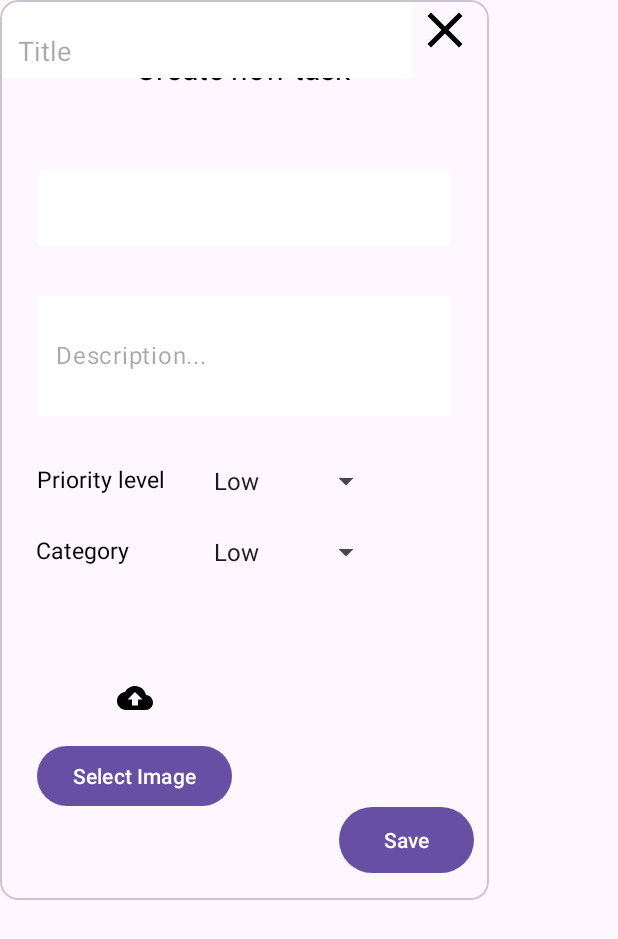
After one commit to Zen-99/Task-Manager, an Android app: the fragment AddTaskPopFragment shown on its own in the app's theme, on a phone screen of 412 x 824 dp. The commit adds this screen. Shown: the top 939 px of the screen. Run offline under Robolectric (Android 15) with nearby library versions, the phone set to English and light mode, and no system bars; our stand-ins replace Firebase (no records; nobody signed in at launch, a user with empty details on screens opened directly); 1 statement that could not run was skipped.

Commit message:
image upload part coded

```diff
--- /dev/null
+++ b/app/src/main/java/com/example/taskmanager/fragments/AddTaskPopFragment.kt
@@ -0,0 +1,89 @@
+package com.example.taskmanager.fragments
+
+import android.net.Uri
+import android.os.Bundle
+import androidx.fragment.app.Fragment
+import android.view.LayoutInflater
+import android.view.View
+import android.view.ViewGroup
+import android.widget.Toast
+import androidx.activity.result.contract.ActivityResultContracts
+import com.example.taskmanager.R
+import com.example.taskmanager.databinding.FragmentAddTaskPopBinding
+import com.google.firebase.database.DatabaseReference
+import com.google.firebase.firestore.FirebaseFirestore
+import com.google.firebase.storage.FirebaseStorage
+import com.google.firebase.storage.StorageReference
+
+class AddTaskPopFragment : Fragment() {
+    private lateinit var binding: FragmentAddTaskPopBinding
+    private lateinit var storageRef: StorageReference
+    private lateinit var firebaseFirestore: FirebaseFirestore
+    private var imageUri: Uri?=null
+    override fun onCreateView(
+        inflater: LayoutInflater, container: ViewGroup?,
+        savedInstanceState: Bundle?
+    ): View? {
+        // Inflate the layout for this fragment
+        binding=FragmentAddTaskPopBinding.inflate(inflater,container,false)
+        return inflater.inflate(R.layout.fragment_add_task_pop, container, false)
+    }
+
+    override fun onViewCreated(view: View, savedInstanceState: Bundle?) {
+        super.onViewCreated(view, savedInstanceState)
+
+        registerEvents()
+    }
+    private fun registerEvents(){
+        var prioritySpinner: String? = null
+        var categorySpinner: String? = null
+        uploadImage()
+        binding.saveBtn.setOnClickListener{
+            val title=binding.titleEt.text.toString()
+            val description=binding.descriptionTxt.toString()
+            prioritySpinner = binding.prioritySpinner.selectedItem.toString()
+            categorySpinner = binding.categorySpinner.selectedItem.toString()
+
+        }
+        binding.selectImageBtn.setOnClickListener{
+            resultLauncher.launch("image/*")
+        }
+    }
+    private fun initVars(){
+        storageRef= FirebaseStorage.getInstance().reference.child("Images")
+        firebaseFirestore=FirebaseFirestore.getInstance()
+    }
+
+    private val resultLauncher=registerForActivityResult(
+        ActivityResultContracts.GetContent()){
+        imageUri=it
+        binding.placeholdContainer.setImageURI(it)
+    }
+    private fun uploadImage(){
+        storageRef=storageRef.child(System.currentTimeMillis().toString())
+        imageUri?.let{
+            storageRef.putFile(it).addOnCompleteListener{task->
+                if(task.isSuccessful){
+                    storageRef.downloadUrl.addOnSuccessListener {uri->
+                        val map=HashMap<String,Any>()
+                        map["pic"]=uri.toString()
+                        firebaseFirestore.collection("images").add(map).addOnCompleteListener {firestoreTask->
+                            if(firestoreTask.isSuccessful){
+
+                            }else{
+
+                            }
+
+                            binding.placeholdContainer.setImageResource(R.drawable.baseline_cloud_upload_24)
+                        }
+
+                    }
+                }else{
+                   //Toast.makeText(this,task.exception?.message,Toast.LENGTH_SHORT).show()
+                }
+            }
+        }
+
+    }
+
+}
--- /dev/null
+++ b/app/src/main/res/drawable/baseline_add_24.xml
@@ -0,0 +1,5 @@
+<vector android:height="24dp" android:tint="#000000"
+    android:viewportHeight="24" android:viewportWidth="24"
+    android:width="24dp" xmlns:android="http://schemas.android.com/apk/res/android">
+    <path android:fillColor="@android:color/white" android:pathData="M19,13h-6v6h-2v-6H5v-2h6V5h2v6h6v2z"/>
+</vector>
--- /dev/null
+++ b/app/src/main/res/drawable/baseline_close_24.xml
@@ -0,0 +1,5 @@
+<vector android:height="24dp" android:tint="#000000"
+    android:viewportHeight="24" android:viewportWidth="24"
+    android:width="24dp" xmlns:android="http://schemas.android.com/apk/res/android">
+    <path android:fillColor="@android:color/white" android:pathData="M19,6.41L17.59,5 12,10.59 6.41,5 5,6.41 10.59,12 5,17.59 6.41,19 12,13.41 17.59,19 19,17.59 13.41,12z"/>
+</vector>
--- /dev/null
+++ b/app/src/main/res/drawable/baseline_cloud_upload_24.xml
@@ -0,0 +1,5 @@
+<vector android:height="24dp" android:tint="#000000"
+    android:viewportHeight="24" android:viewportWidth="24"
+    android:width="24dp" xmlns:android="http://schemas.android.com/apk/res/android">
+    <path android:fillColor="@android:color/white" android:pathData="M19.35,10.04C18.67,6.59 15.64,4 12,4 9.11,4 6.6,5.64 5.35,8.04 2.34,8.36 0,10.91 0,14c0,3.31 2.69,6 6,6h13c2.76,0 5,-2.24 5,-5 0,-2.64 -2.05,-4.78 -4.65,-4.96zM14,13v4h-4v-4H7l5,-5 5,5h-3z"/>
+</vector>
--- /dev/null
+++ b/app/src/main/res/drawable/baseline_question_answer_24.xml
@@ -0,0 +1,5 @@
+<vector android:height="24dp" android:tint="#000000"
+    android:viewportHeight="24" android:viewportWidth="24"
+    android:width="24dp" xmlns:android="http://schemas.android.com/apk/res/android">
+    <path android:fillColor="@android:color/white" android:pathData="M21,6h-2v9L6,15v2c0,0.55 0.45,1 1,1h11l4,4L22,7c0,-0.55 -0.45,-1 -1,-1zM17,12L17,3c0,-0.55 -0.45,-1 -1,-1L3,2c-0.55,0 -1,0.45 -1,1v14l4,-4h10c0.55,0 1,-0.45 1,-1z"/>
+</vector>
--- /dev/null
+++ b/app/src/main/res/layout/fragment_add_task_pop.xml
@@ -0,0 +1,204 @@
+<?xml version="1.0" encoding="utf-8"?>
+
+<com.google.android.material.card.MaterialCardView xmlns:android="http://schemas.android.com/apk/res/android"
+    xmlns:tools="http://schemas.android.com/tools"
+    android:layout_width="wrap_content"
+    android:layout_height="wrap_content"
+    xmlns:app="http://schemas.android.com/apk/res-auto"
+    tools:context=".fragments.AddTaskPopFragment">
+
+    <androidx.constraintlayout.widget.ConstraintLayout
+        android:layout_width="match_parent"
+        android:layout_height="600dp">
+
+        <ImageView
+            android:layout_width="40dp"
+            android:layout_height="40dp"
+            android:src="@drawable/baseline_close_24"
+            app:layout_constraintEnd_toEndOf="parent"
+            app:layout_constraintHorizontal_bias="0.968"
+            app:layout_constraintStart_toStartOf="parent"
+            tools:ignore="MissingConstraints"
+            tools:layout_editor_absoluteY="6dp" />
+
+        <TextView
+            android:id="@+id/titleTxt"
+            android:layout_width="wrap_content"
+            android:layout_height="wrap_content"
+            android:layout_marginTop="32dp"
+            android:text="Create new task"
+            android:textColor="@color/black"
+            android:textSize="20sp"
+            app:flow_horizontalAlign="center"
+            app:layout_constraintEnd_toEndOf="parent"
+            app:layout_constraintHorizontal_bias="0.496"
+            app:layout_constraintStart_toStartOf="parent"
+            app:layout_constraintTop_toTopOf="parent" />
+
+        <com.google.android.material.textfield.TextInputLayout
+            android:id="@+id/titleLayout"
+            android:layout_width="275dp"
+            android:layout_height="50dp"
+            android:layout_marginHorizontal="25dp"
+            android:layout_marginBottom="436dp"
+            android:background="@color/white"
+            app:boxCornerRadiusBottomEnd="5dp"
+            app:boxStrokeWidth="0dp"
+            app:boxStrokeWidthFocused="0dp"
+            app:hintEnabled="false"
+            app:layout_constraintBottom_toBottomOf="parent"
+            app:layout_constraintEnd_toEndOf="parent"
+            app:layout_constraintHorizontal_bias="0.32"
+            app:layout_constraintStart_toStartOf="parent"
+
+            >
+
+        </com.google.android.material.textfield.TextInputLayout>
+
+        <com.google.android.material.textfield.TextInputLayout
+            android:id="@+id/descriptionLayout"
+            android:layout_width="275dp"
+            android:layout_height="80dp"
+            android:layout_marginHorizontal="25dp"
+            android:layout_marginTop="2dp"
+            android:background="@color/white"
+            app:boxStrokeWidth="0dp"
+            app:boxStrokeWidthFocused="0dp"
+            app:hintEnabled="false"
+            app:layout_constraintBottom_toBottomOf="parent"
+            app:layout_constraintEnd_toEndOf="parent"
+            app:layout_constraintHorizontal_bias="0.0"
+            app:layout_constraintStart_toStartOf="parent"
+            app:layout_constraintTop_toBottomOf="@+id/titleLayout"
+            app:layout_constraintVertical_bias="0.088">
+
+            <com.google.android.material.textfield.TextInputEditText
+                android:id="@+id/descriptionTxt"
+                android:layout_width="match_parent"
+                android:layout_height="match_parent"
+                android:background="@color/white"
+                android:hint="Description..."
+                android:paddingStart="12dp"
+                android:paddingTop="15dp">
+
+            </com.google.android.material.textfield.TextInputEditText>
+        </com.google.android.material.textfield.TextInputLayout>
+
+        <TextView
+            android:id="@+id/priorityTxt"
+            android:layout_width="85dp"
+            android:layout_height="22dp"
+            android:text="Priority level"
+            android:textColor="@color/black"
+            android:textSize="15sp"
+            app:flow_horizontalAlign="center"
+            app:layout_constraintBottom_toBottomOf="parent"
+            app:layout_constraintEnd_toEndOf="@id/descriptionLayout"
+            app:layout_constraintHorizontal_bias="0.116"
+            app:layout_constraintStart_toStartOf="parent"
+            app:layout_constraintTop_toBottomOf="@+id/descriptionLayout"
+            app:layout_constraintVertical_bias="0.105" />
+
+        <LinearLayout
+            android:id="@+id/uploaderLayout"
+            android:layout_width="match_parent"
+            android:layout_height="wrap_content"
+            android:orientation="vertical"
+            app:layout_constraintBottom_toBottomOf="parent"
+            app:layout_constraintEnd_toEndOf="parent"
+            app:layout_constraintHorizontal_bias="0.126"
+            app:layout_constraintStart_toStartOf="parent"
+            app:layout_constraintTop_toBottomOf="@+id/categorySpinner"
+            app:layout_constraintVertical_bias="0.492">
+
+            <ImageView
+                android:id="@+id/placeholdContainer"
+                android:layout_width="match_parent"
+                android:layout_height="wrap_content"
+                android:layout_margin="16dp"
+                android:scaleType="centerInside"
+                android:src="@drawable/baseline_cloud_upload_24" />
+
+            <Button
+                android:id="@+id/selectImageBtn"
+                android:layout_width="match_parent"
+                android:layout_height="wrap_content"
+                android:text="Select Image" />
+
+        </LinearLayout>
+
+        <Spinner
+            android:id="@+id/prioritySpinner"
+            android:layout_width="120dp"
+            android:layout_height="wrap_content"
+            android:layout_marginTop="16dp"
+            app:layout_constraintBottom_toBottomOf="parent"
+            app:layout_constraintEnd_toEndOf="parent"
+            android:entries="@array/priorityItems"
+            app:layout_constraintHorizontal_bias="0.252"
+            app:layout_constraintStart_toEndOf="@+id/priorityTxt"
+            app:layout_constraintTop_toBottomOf="@+id/descriptionLayout"
+            app:layout_constraintVertical_bias="0.054" />
+
+        <TextView
+            android:id="@+id/CategoryTxt"
+            android:layout_width="85dp"
+            android:layout_height="22dp"
+            android:layout_marginStart="24dp"
+            android:text="Category"
+            android:textColor="@color/black"
+            android:textSize="15sp"
+            app:flow_horizontalAlign="center"
+            app:layout_constraintBottom_toBottomOf="parent"
+            app:layout_constraintStart_toStartOf="parent"
+            app:layout_constraintTop_toBottomOf="@+id/priorityTxt"
+            app:layout_constraintVertical_bias="0.103" />
+
+        <Spinner
+            android:id="@+id/categorySpinner"
+            android:layout_width="120dp"
+            android:layout_height="wrap_content"
+            android:layout_marginTop="16dp"
+            android:entries="@array/categoryItems"
+            app:layout_constraintBottom_toBottomOf="parent"
+            app:layout_constraintEnd_toEndOf="parent"
+            app:layout_constraintHorizontal_bias="0.26"
+            app:layout_constraintStart_toEndOf="@+id/CategoryTxt"
+            app:layout_constraintTop_toBottomOf="@+id/prioritySpinner"
+            app:layout_constraintVertical_bias="0.031" />
+
+        <com.google.android.material.button.MaterialButton
+            android:layout_width="90dp"
+            android:layout_height="52dp"
+            android:id="@+id/saveBtn"
+            android:layout_margin="10dp"
+            app:layout_constraintBottom_toBottomOf="parent"
+            app:layout_constraintEnd_toEndOf="parent"
+            app:layout_constraintHorizontal_bias="1.0"
+            app:layout_constraintStart_toEndOf="@+id/uploaderLayout"
+            app:layout_constraintStart_toStartOf="parent"
+            app:layout_constraintTop_toBottomOf="@+id/categorySpinner"
+            app:layout_constraintVertical_bias="0.975"
+            android:text="Save"
+            >
+
+
+        </com.google.android.material.button.MaterialButton>
+
+        <com.google.android.material.textfield.TextInputEditText
+            android:id="@+id/titleEt"
+            android:layout_width="275dp"
+            android:layout_height="52dp"
+            android:background="@color/white"
+            android:hint="Title"
+            android:paddingStart="12dp"
+            android:paddingTop="15dp"
+            tools:layout_editor_absoluteX="27dp"
+            tools:layout_editor_absoluteY="113dp"
+            tools:ignore="MissingConstraints">
+
+        </com.google.android.material.textfield.TextInputEditText>
+
+    </androidx.constraintlayout.widget.ConstraintLayout>
+
+</com.google.android.material.card.MaterialCardView>
--- a/app/src/main/res/values/strings.xml
+++ b/app/src/main/res/values/strings.xml
@@ -2,4 +2,17 @@
     <string name="app_name">TaskManager</string>
     <!-- TODO: Remove or change this placeholder text -->
     <string name="hello_blank_fragment">Hello blank fragment</string>
+    <string-array name="priorityItems">
+        <item>Low</item>
+        <item>Medium</item>
+        <item>High</item>
+        <!-- Add more items as needed -->
+    </string-array>
+    <string-array name="categoryItems">
+        <item>Low</item>
+        <item>Medium</item>
+        <item>High</item>
+        <!-- Add more items as needed -->
+    </string-array>
+
 </resources>
```
Also changed, not shown: app/build.gradle.kts (+5 -2 lines), app/src/main/java/com/example/taskmanager/fragments/homeFragment.kt (+29 -39 lines), app/src/main/res/layout/fragment_home.xml (+25 -7 lines).
